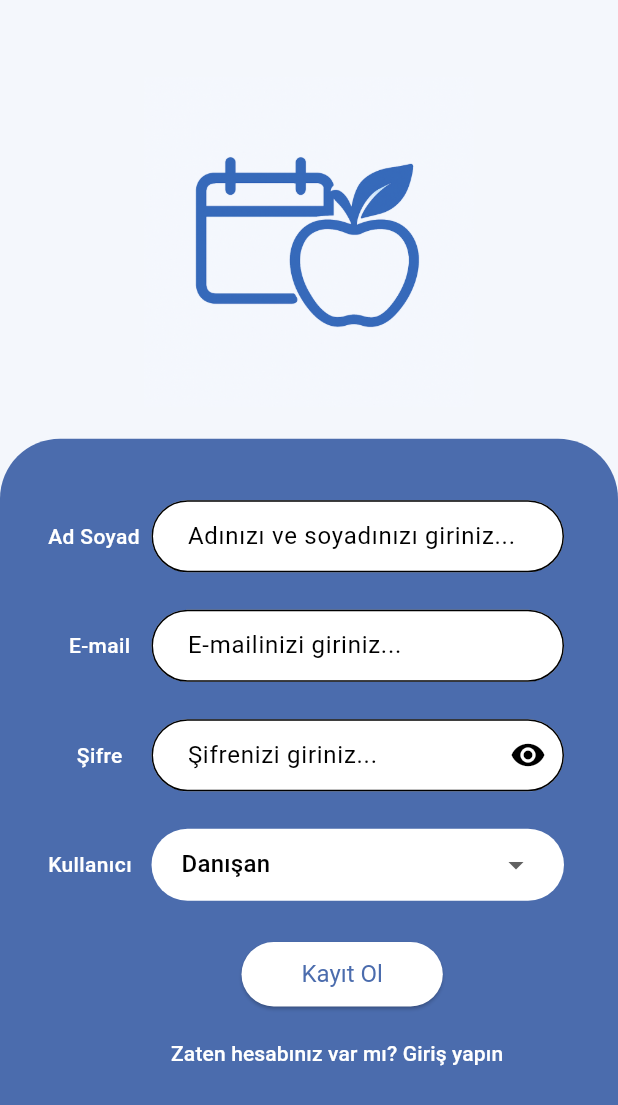
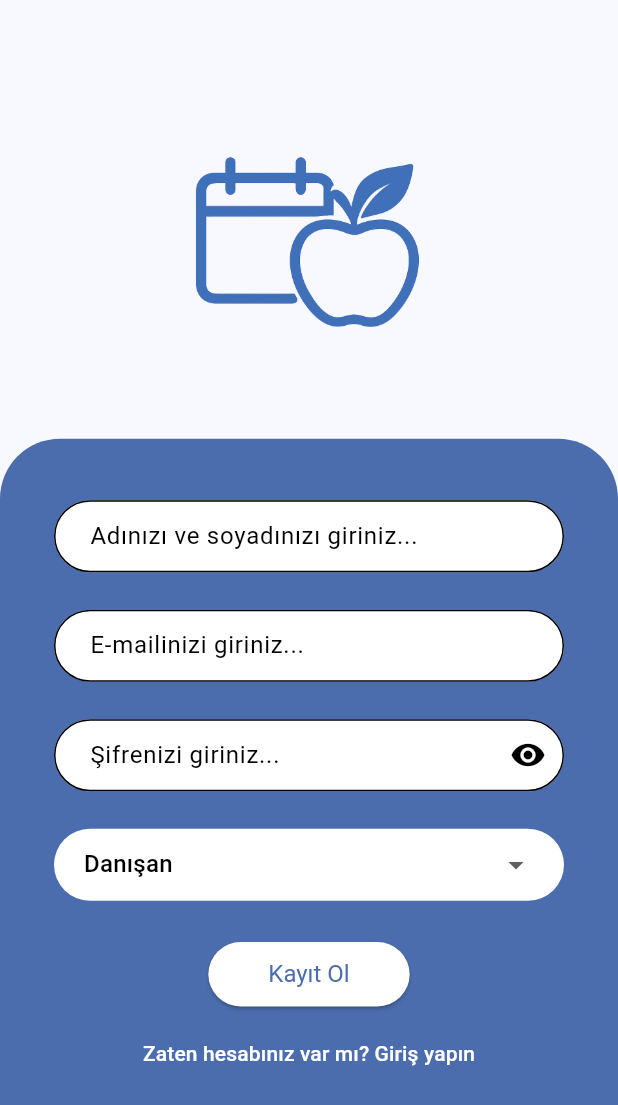
Before and after one commit to reyhanyalduz/diyetisyen_randevum, a Flutter app: the screen it shows after launch, after a tap on "Giriş Yap", after a tap on "Hesabınız yok mu? Kayıt olun", on a phone screen of 412 x 824 dp. Shown: the top 1105 px of the screen. Run offline on Flutter 3.47's test engine with Material 3 defaults, Android fonts, the light colour scheme and no system bars; our stand-ins replace cloud_firestore, firebase_auth, firebase_core, firebase_messaging, fl_chart, flutter_local_notifications and 6 more; missing offline and left inert: agora_rtc_engine, agora_token_service, qr_code_scanner; accounts and stored records are empty.

Commit message:
son commit

```diff
--- a/lib/screens/login_screen.dart
+++ b/lib/screens/login_screen.dart
@@ -51,30 +51,42 @@ class _LoginPageState extends State<LoginPage> {
     bool isKeyboardOpen = keyboardHeight > 0;
 
     return Scaffold(
-      backgroundColor: Color(0xFFF4F7FC),
+      //backgroundColor: Color(0xFFF4F7FC),
       resizeToAvoidBottomInset: true, // Klavye açıldığında kaymayı sağlar
       body: SafeArea(
         child: Column(
           children: [
-            if (!isKeyboardOpen) SizedBox(height: 40), // Klavye açıksa gizle
+            if (!isKeyboardOpen) SizedBox(height: 70), // Klavye açıksa gizle
 
             Container(
               //height: screenHeight * 0.23,
-              color: Color(0xFFF4F7FC),
-              height:
-                  isKeyboardOpen ? screenHeight * 0.20 : screenHeight * 0.27,
+              //color: Color(0xFFF4F7FC),
+
+              height: isKeyboardOpen ? screenHeight * 0.20 : screenHeight * 0.3,
               child: Center(
                 child: Padding(
                   padding: EdgeInsets.all(1),
                   child: Image.asset(
-                    'assets/images/newlogo2.png',
+                    'assets/images/logo3.png',
                   ),
                 ),
               ),
             ),
-            if (!isKeyboardOpen)Column(
+            if (!isKeyboardOpen)
+              Column(
                 //mainAxisSize: MainAxisSize.min,  (height: 185),
-                        children: [SizedBox(height: 80), Text("Diyetisyen Randevum",style: TextStyle(color: AppColors.color1,fontSize: 30,fontWeight: FontWeight.bold),),SizedBox(height: 85),],),
+                children: [
+                  //SizedBox(height: 80),
+                  Text(
+                    "Kalorify",
+                    style: TextStyle(
+                        color: AppColors.color1,
+                        fontSize: 40,
+                        fontWeight: FontWeight.bold),
+                  ),
+                  SizedBox(height: 110),
+                ],
+              ),
             Expanded(
               child: Container(
                 padding: EdgeInsets.all(16),
@@ -98,20 +110,7 @@ class _LoginPageState extends State<LoginPage> {
                                 SizedBox(height: isKeyboardOpen ? 20 : 20),
                                 Row(
                                   children: [
-                                    Container(
-                                      width: 75,
-                                      child: Padding(
-                                        padding: EdgeInsets.only(left: 20),
-                                        child: Text(
-                                          'E-mail',
-                                          style: TextStyle(
-                                            color: Colors.white,
-                                            fontWeight: FontWeight.w500,
-                                          ),
-                                          textAlign: TextAlign.left,
-                                        ),
-                                      ),
-                                    ),
+                                    SizedBox(width: 20),
                                     Expanded(
                                       child: TextFormField(
                                         controller: _emailController,
@@ -145,20 +144,7 @@ class _LoginPageState extends State<LoginPage> {
                                 SizedBox(height: isKeyboardOpen ? 20 : 20),
                                 Row(
                                   children: [
-                                    Container(
-                                      width: 75,
-                                      child: Padding(
-                                        padding: EdgeInsets.only(left: 20),
-                                        child: Text(
-                                          'Şifre',
-                                          style: TextStyle(
-                                            color: Colors.white,
-                                            fontWeight: FontWeight.w500,
-                                          ),
-                                          textAlign: TextAlign.left,
-                                        ),
-                                      ),
-                                    ),
+                                    SizedBox(width: 20),
                                     Expanded(
                                       child: TextFormField(
                                         controller: _passwordController,
@@ -199,11 +185,8 @@ class _LoginPageState extends State<LoginPage> {
                                   ],
                                 ),
                                 SizedBox(height: isKeyboardOpen ? 20 : 20),
-                                Row(
-                                  mainAxisAlignment: MainAxisAlignment.start,
-                                  children: [
-                                    SizedBox(width: 136),
-                                    ElevatedButton(
+                                Center(
+                                  child: ElevatedButton(
                                     onPressed: _login,
                                     child: Text("Giriş Yap"),
                                     style: ElevatedButton.styleFrom(
@@ -214,24 +197,17 @@ class _LoginPageState extends State<LoginPage> {
                                       textStyle: TextStyle(fontSize: 16),
                                     ),
                                   ),
-                                  ],
                                 ),
                                 SizedBox(height: isKeyboardOpen ? 5 : 5),
-                                Row(
-                                  //mainAxisAlignment: MainAxisAlignment.center,
-
-                                  children: [
-                                    SizedBox(width: 100),
-                                    TextButton(
-                                      onPressed: () => Navigator.pushNamed(
-                                          context, '/signup'),
-                                      child:
-                                          Text("Hesabınız yok mu? Kayıt olun"),
+                                Center(
+                                  child: TextButton(
+                                    onPressed: () =>
+                                        Navigator.pushNamed(context, '/signup'),
+                                    child: Text("Hesabınız yok mu? Kayıt olun"),
                                     style: TextButton.styleFrom(
                                       foregroundColor: Colors.white,
                                     ),
                                   ),
-                                  ],
                                 ),
                               ],
                             ),
--- a/lib/screens/signup_screen.dart
+++ b/lib/screens/signup_screen.dart
@@ -27,21 +27,21 @@ class _SignUpScreenState extends State<SignUpScreen> {
     bool isKeyboardOpen = keyboardHeight > 0;
 
     return Scaffold(
-      backgroundColor: Color(0xFFF4F7FC),
+      //backgroundColor: Color(0xFFF4F7FC),
       resizeToAvoidBottomInset: true,
       body: SafeArea(
         child: Column(
           children: [
             if (!isKeyboardOpen) SizedBox(height: 50),
             Container(
-              color: Color(0xFFF4F7FC),
+              //color: Color(0xFFF4F7FC),
               height:
                   isKeyboardOpen ? screenHeight * 0.20 : screenHeight * 0.27,
               child: Center(
                 child: Padding(
                   padding: EdgeInsets.all(1),
                   child: Image.asset(
-                    'assets/images/newlogo2.png',
+                    'assets/images/logo3.png',
                   ),
                 ),
               ),
@@ -70,20 +70,7 @@ class _SignUpScreenState extends State<SignUpScreen> {
                                 SizedBox(height: isKeyboardOpen ? 5 : 25),
                                 Row(
                                   children: [
-                                    Container(
-                                      width: 85,
-                                      child: Padding(
-                                        padding: EdgeInsets.only(left: 16),
-                                        child: Text(
-                                          'Ad Soyad',
-                                          style: TextStyle(
-                                            color: Colors.white,
-                                            fontWeight: FontWeight.w500,
-                                          ),
-                                          textAlign: TextAlign.left,
-                                        ),
-                                      ),
-                                    ),
+                                    SizedBox(width: 20),
                                     Expanded(
                                       child: TextFormField(
                                         controller: _nameController,
@@ -113,20 +100,7 @@ class _SignUpScreenState extends State<SignUpScreen> {
                                 SizedBox(height: isKeyboardOpen ? 5 : 25),
                                 Row(
                                   children: [
-                                    Container(
-                                      width: 85,
-                                      child: Padding(
-                                        padding: EdgeInsets.only(left: 16),
-                                        child: Text(
-                                          'E-mail',
-                                          style: TextStyle(
-                                            color: Colors.white,
-                                            fontWeight: FontWeight.w500,
-                                          ),
-                                          textAlign: TextAlign.center,
-                                        ),
-                                      ),
-                                    ),
+                                    SizedBox(width: 20),
                                     Expanded(
                                       child: TextFormField(
                                         controller: _emailController,
@@ -160,20 +134,7 @@ class _SignUpScreenState extends State<SignUpScreen> {
                                 SizedBox(height: isKeyboardOpen ? 5 : 25),
                                 Row(
                                   children: [
-                                    Container(
-                                      width: 85,
-                                      child: Padding(
-                                        padding: EdgeInsets.only(left: 16),
-                                        child: Text(
-                                          'Şifre',
-                                          style: TextStyle(
-                                            color: Colors.white,
-                                            fontWeight: FontWeight.w500,
-                                          ),
-                                          textAlign: TextAlign.center,
-                                        ),
-                                      ),
-                                    ),
+                                    SizedBox(width: 20),
                                     Expanded(
                                       child: TextFormField(
                                         controller: _passwordController,
@@ -219,20 +180,7 @@ class _SignUpScreenState extends State<SignUpScreen> {
                                 SizedBox(height: isKeyboardOpen ? 5 : 25),
                                 Row(
                                   children: [
-                                    Container(
-                                      width: 85,
-                                      child: Padding(
-                                        padding: EdgeInsets.only(left: 16),
-                                        child: Text(
-                                          'Kullanıcı',
-                                          style: TextStyle(
-                                            color: Colors.white,
-                                            fontWeight: FontWeight.w500,
-                                          ),
-                                          textAlign: TextAlign.left,
-                                        ),
-                                      ),
-                                    ),
+                                    SizedBox(width: 20),
                                     Expanded(
                                       child: Container(
                                         padding: EdgeInsets.symmetric(
@@ -269,9 +217,8 @@ class _SignUpScreenState extends State<SignUpScreen> {
                                   ],
                                 ),
                                 SizedBox(height: isKeyboardOpen ? 5 : 25),
-                                Row(children: [
-                                  SizedBox(width: 145),
-                                  ElevatedButton(
+                                Center(
+                                    child: ElevatedButton(
                                       onPressed:
                                           _isLoading ? null : _handleSignUp,
                                         child: _isLoading
@@ -286,12 +233,10 @@ class _SignUpScreenState extends State<SignUpScreen> {
                                           textStyle: TextStyle(fontSize: 16),
                                         ),
                                       ),
-                                ]),
+                                  ),
                                 SizedBox(height: isKeyboardOpen ? 1 : 5),
-                                Row(
-                                  children: [
-                                    SizedBox(width: 86),
-                                    TextButton(
+                                Center(
+                                    child: TextButton(
                                       onPressed: () =>
                                           Navigator.pushReplacementNamed(
                                               context, '/login'),
@@ -301,7 +246,7 @@ class _SignUpScreenState extends State<SignUpScreen> {
                                         foregroundColor: Colors.white,
                                       ),
                                     ),
-                                  ],
+
                                 ),
                               ],
                             ),
--- a/lib/screens/splash_screen.dart
+++ b/lib/screens/splash_screen.dart
@@ -39,12 +39,12 @@ class _SplashPageState extends State<SplashPage> {
   @override
   Widget build(BuildContext context) {
     return Scaffold(
-      backgroundColor: Color(0xFFF4F7FC),
+      //backgroundColor: Color(0xFFF4F7FC),
       body: Center(
         child: Column(
           mainAxisAlignment: MainAxisAlignment.center,
           children: [
-            Image.asset('assets/images/newlogo2.png', height: 120),
+            Image.asset('assets/images/logo3.png', height: 120),
             SizedBox(height: 24),
             CircularProgressIndicator(),
           ],
```
Also changed, not shown: lib/screens/profile_client_screen.dart (+6 -4 lines), assets/images/background.png (added), assets/images/logo3.png (added). Lines whose indentation alone changed are shown as unchanged.
